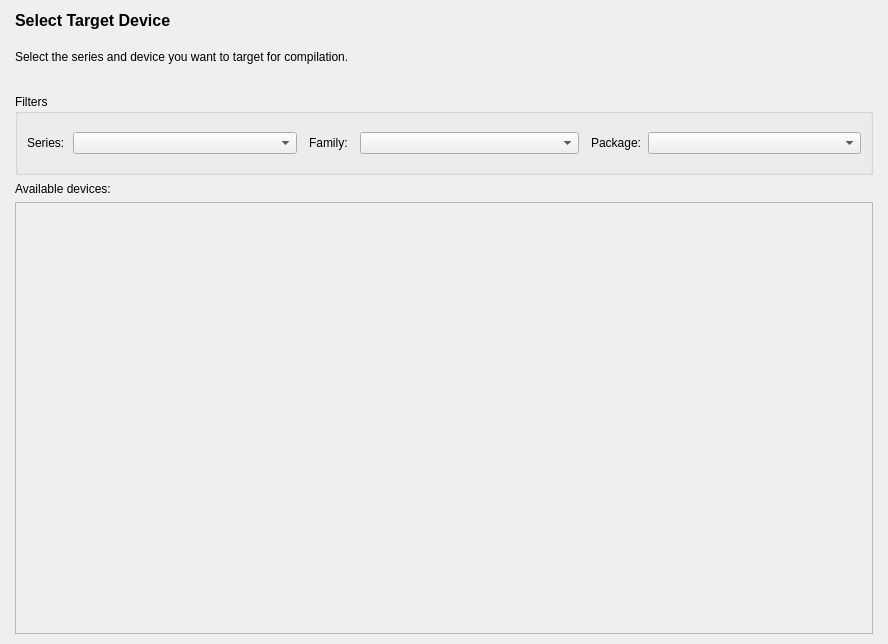
The window that src/NewProject/device_planner_form.ui (os-fpga/FOEDAG) describes before a commit, drawn with Qt 5.
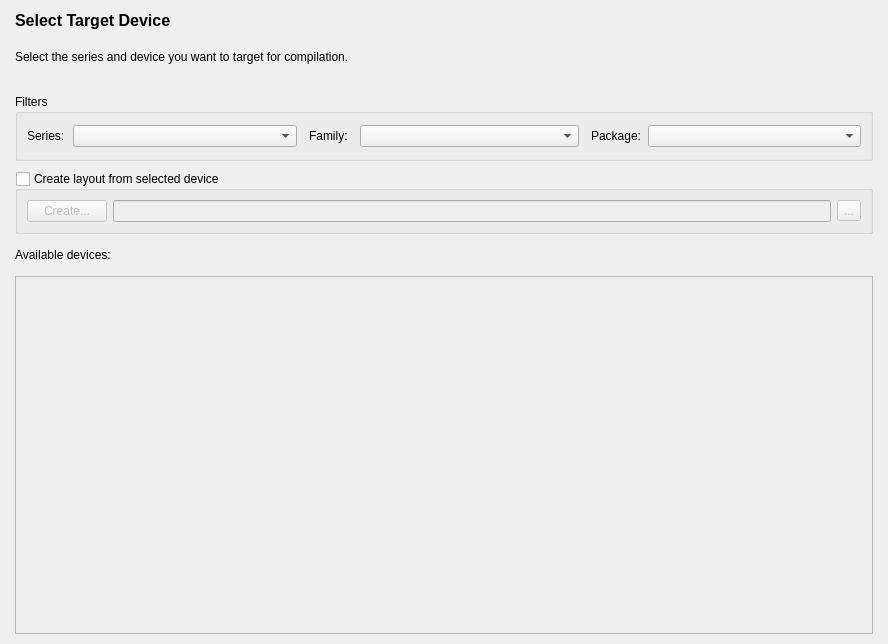
The same window after the commit. Icons and pictures are not drawn.

Commit message: Allow user to create custom device layout

The edit to the form file:
```diff
--- a/src/NewProject/device_planner_form.ui
+++ b/src/NewProject/device_planner_form.ui
@@ -54,9 +54,9 @@
     </widget>
    </item>
    <item>
-    <layout class="QVBoxLayout" name="verticalLayout_2" stretch="15,5,80">
+    <layout class="QVBoxLayout" name="verticalLayout_2" stretch="15,0,5,80">
      <property name="spacing">
-      <number>0</number>
+      <number>10</number>
      </property>
      <property name="topMargin">
       <number>10</number>
@@ -124,6 +124,48 @@
        </layout>
       </widget>
      </item>
+     <item>
+      <widget class="QGroupBox" name="groupBoxCustomLayout">
+       <property name="title">
+        <string>Create layout from selected device</string>
+       </property>
+       <property name="checkable">
+        <bool>true</bool>
+       </property>
+       <property name="checked">
+        <bool>false</bool>
+       </property>
+       <layout class="QGridLayout" name="gridLayout">
+        <item row="0" column="1">
+         <widget class="QLineEdit" name="lineEditPath"/>
+        </item>
+        <item row="0" column="2">
+         <widget class="QToolButton" name="selectFile">
+          <property name="text">
+           <string>...</string>
+          </property>
+         </widget>
+        </item>
+        <item row="0" column="0">
+         <widget class="QPushButton" name="pushButton">
+          <property name="text">
+           <string>Create...</string>
+          </property>
+          <property name="icon">
+           <iconset resource="../MainWindow/main_window_resource.qrc">
+            <normaloff>:/images/add-circle.png</normaloff>:/images/add-circle.png</iconset>
+          </property>
+          <property name="iconSize">
+           <size>
+            <width>20</width>
+            <height>20</height>
+           </size>
+          </property>
+         </widget>
+        </item>
+       </layout>
+      </widget>
+     </item>
      <item>
       <widget class="QLabel" name="label">
        <property name="text">
```
Left out of the diff: 6 changed lines with no effect on the pictures. The commit also changes 25 other files.
